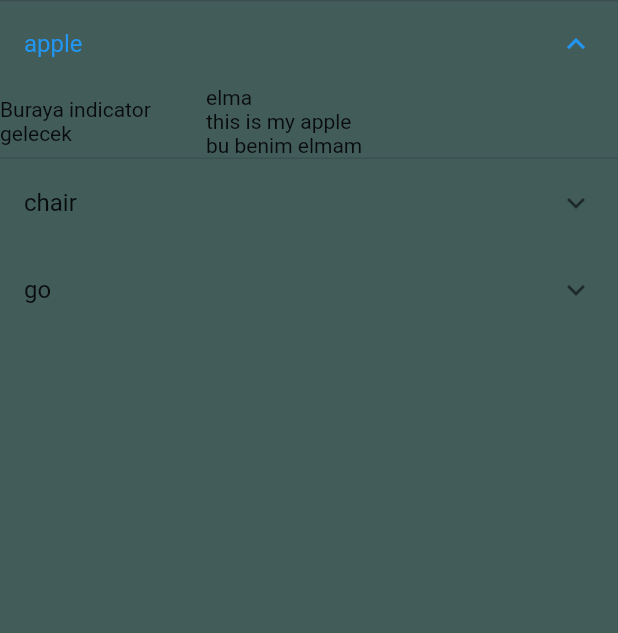
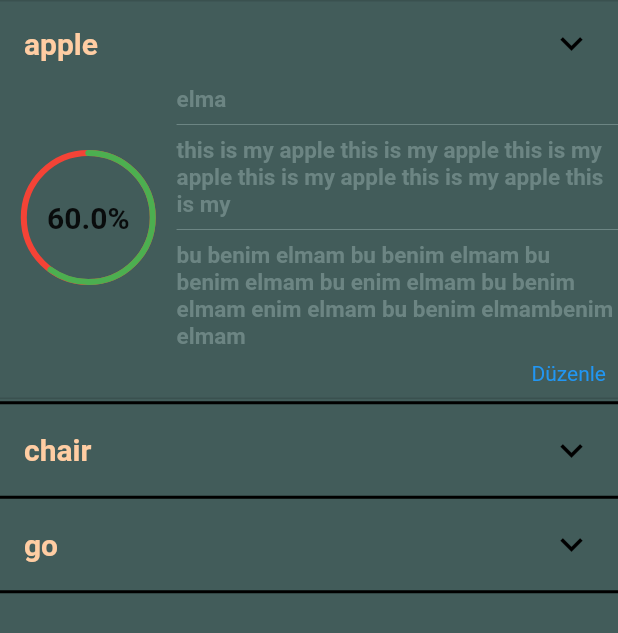
Before and after one commit to YasarKabacali/wordandmemory, a Flutter app: the WordAndSenListPage screen opened directly, after a tap on "apple", on a phone screen of 412 x 824 dp. Shown: the top 633 px of the screen. Run offline on Flutter 3.47's test engine with Material 2 defaults, Android fonts, the phone set to English and light mode, and no system bars; drawn by our look-alikes of percent_indicator; our stand-ins replace font_awesome_flutter, rflutter_alert.

Commit message:
ExpansionTile da eksik olarak duzenle butonu kaldi

```diff
--- /dev/null
+++ b/lib/components/expansionTileCard.dart
@@ -0,0 +1,83 @@
+import 'package:flutter/material.dart';
+import 'package:percent_indicator/percent_indicator.dart';
+import 'package:word_and_memory/constants.dart';
+
+class ExpansionTileCard extends StatelessWidget {
+  final String tr;
+  final String en;
+  final String trSentence;
+  final String enSentence;
+  ExpansionTileCard({this.tr, this.en, this.trSentence, this.enSentence});
+
+  @override
+  Widget build(BuildContext context) {
+    return ExpansionTile(
+      trailing: Icon(
+        Icons.keyboard_arrow_down,
+        color: Colors.black,
+        size: 30.0,
+      ),
+      title: Text(
+        en,
+        style: kListTitleTextStyle,
+      ),
+      children: <Widget>[
+        Row(
+          children: <Widget>[
+            Expanded(
+              flex: 2,
+              child: CircularPercentIndicator(
+                radius: 90.0,
+                lineWidth: 4.0,
+                animation: true,
+                percent: 60 / 100,
+                center: new Text(
+                  "60.0%",
+                  style: new TextStyle(
+                      fontWeight: FontWeight.bold, fontSize: 20.0),
+                ),
+                circularStrokeCap: CircularStrokeCap.round,
+                progressColor: Colors.green,
+                backgroundColor: Colors.red,
+              ),
+            ),
+            Expanded(
+              flex: 5,
+              child: Column(
+                crossAxisAlignment: CrossAxisAlignment.start,
+                mainAxisAlignment: MainAxisAlignment.spaceEvenly,
+                children: <Widget>[
+                  contentCard(tr),
+                  Divider(
+                    color: kExpansionTileContentColor,
+                  ),
+                  contentCard(enSentence),
+                  Divider(
+                    color: kExpansionTileContentColor,
+                  ),
+                  contentCard(trSentence)
+                ],
+              ),
+            ),
+          ],
+        ),
+        Container(
+          padding: EdgeInsets.only(top: 8.0, bottom: 8.0, right: 8.0),
+          child: Row(
+            mainAxisAlignment: MainAxisAlignment.end,
+            children: <Widget>[
+              Text("Düzenle", style: TextStyle(color: Colors.blue)),
+            ],
+          ),
+        ),
+      ],
+    );
+  }
+
+  Text contentCard(String content) {
+    return Text(
+      content,
+      style: kContentTextTextSyle,
+    );
+  }
+}
--- a/lib/constants.dart
+++ b/lib/constants.dart
@@ -3,19 +3,32 @@ import 'package:flutter/material.dart';
 //TextStyles
 const kLoginPageTextStyle = TextStyle(
     color: Color(0xFF6C8583), fontSize: 18.0, fontWeight: FontWeight.bold);
-    const kAddWordPageTextStyle = TextStyle(
-    color: Color(0xFFFFCDA3), fontSize: 18.0, fontWeight: FontWeight.bold,decoration: TextDecoration.underline);
+const kAddWordPageTextStyle = TextStyle(
+    color: Color(0xFFFFCDA3),
+    fontSize: 18.0,
+    fontWeight: FontWeight.bold,
+    decoration: TextDecoration.underline);
 const kJoinNowTextStyle = TextStyle(
     color: Color(0xFFFFCDA3), fontSize: 18.0, fontWeight: FontWeight.bold);
-    const kAlertTitleTextStyle = TextStyle(
+const kAlertTitleTextStyle = TextStyle(
     color: Color(0xFFFFCDA3), fontSize: 18.0, fontWeight: FontWeight.bold);
-    const kMainPageTextStyle=TextStyle(
-    color: Colors.white, fontSize: 18.0, fontWeight: FontWeight.bold);
-    const kSymbolTextStyle =TextStyle(color:Colors.white,fontSize: 18.0,fontWeight: FontWeight.bold,);
+const kMainPageTextStyle =
+    TextStyle(color: Colors.white, fontSize: 18.0, fontWeight: FontWeight.bold);
+const kSymbolTextStyle = TextStyle(
+  color: Colors.white,
+  fontSize: 18.0,
+  fontWeight: FontWeight.bold,
+);
+const kListTitleTextStyle = TextStyle(
+  color: Color(0xFFFFCDA3),
+  fontSize: 20.0,
+  fontWeight: FontWeight.bold,
+);
+const kContentTextTextSyle = TextStyle(
+    color: Color(0xFF6C8583), fontSize: 15.0, fontWeight: FontWeight.bold);
 //BorderSides
-const kCustomTextFieldBorderSide =
-    BorderSide(color: Colors.white);
-const kAlertTextFieldBorderSide =BorderSide(color: kPrimaryColor);
+const kCustomTextFieldBorderSide = BorderSide(color: Colors.white);
+const kAlertTextFieldBorderSide = BorderSide(color: kPrimaryColor);
 //SizedBoxes
 const kSizedBoxTwenty = SizedBox(
   height: 20.0,
@@ -29,8 +42,9 @@ const kSizedBoxThirty = SizedBox(
 //Colors
 //Transparency percentages
 const kIconColor = Color(0xFFFFCDA3);
-const kButtonColor =Color(0xFFFFCDA3);
-const kMainPageScaffoldColor=Color(0xE6425C5A);
-const kReusableCardColor=Color(0xFF425C5A);
-const kScaffoldBackgroundColor =  Color(0xFF425C5A);
-const kPrimaryColor =Color(0xFFFFCDA3);
+const kButtonColor = Color(0xFFFFCDA3);
+const kMainPageScaffoldColor = Color(0xE6425C5A);
+const kReusableCardColor = Color(0xFF425C5A);
+const kScaffoldBackgroundColor = Color(0xFF425C5A);
+const kPrimaryColor = Color(0xFFFFCDA3);
+const kExpansionTileContentColor = Color(0xFF6C8583);
--- a/lib/main.dart
+++ b/lib/main.dart
@@ -1,7 +1,6 @@
 import 'package:flutter/material.dart';
 import 'package:word_and_memory/constants.dart';
 import 'package:word_and_memory/screens/login_page.dart';
-import 'package:word_and_memory/screens/word_and_sen_list_page.dart';
 
 void main() => runApp(MyApp());
 
--- a/lib/model/word.dart
+++ b/lib/model/word.dart
@@ -1,7 +1,7 @@
 class Word{
 
-  String tr, en, sentenceEn, sentenceTr;
+  String tr, en, enSentence, trSentence;
 
-  Word(this.tr,this.en,this.sentenceTr,this.sentenceEn);
+  Word(this.tr,this.en,this.trSentence,this.enSentence);
 
 }
--- a/lib/screens/add_word_page.dart
+++ b/lib/screens/add_word_page.dart
@@ -5,7 +5,7 @@ import 'package:word_and_memory/components/symbolTextField.dart';
 import 'package:word_and_memory/constants.dart';
 import 'package:rflutter_alert/rflutter_alert.dart';
 
-//TODO alert text alanında harf kısıtlaması olacak mı ?
+
 class AddWordPage extends StatefulWidget {
   @override
   _AddWordPageState createState() => _AddWordPageState();
@@ -63,6 +63,7 @@ class _AddWordPageState extends State<AddWordPage> {
           children: <Widget>[
             Row(
               children: <Widget>[
+                //Text alanında harf sayisinda kisitlamasi olacak mi
                 Expanded(
                   flex: 1,
                   child: SymbolTextField(
--- a/lib/screens/word_and_sen_list_page.dart
+++ b/lib/screens/word_and_sen_list_page.dart
@@ -1,7 +1,7 @@
 import 'package:flutter/material.dart';
+import 'package:word_and_memory/components/expansionTileCard.dart';
 import 'package:word_and_memory/model/word.dart';
 
-//TODO percent_indicator paketi ile yuzde dilimi gosterilecek.
 class WordAndSenListPage extends StatefulWidget {
   @override
   _WordAndSenListPageState createState() => _WordAndSenListPageState();
@@ -9,7 +9,7 @@ class WordAndSenListPage extends StatefulWidget {
 
 class _WordAndSenListPageState extends State<WordAndSenListPage> {
   List<Word> words = [
-    Word("elma", "apple", "bu benim elmam", "this is my apple"),
+    Word("elma", "apple", "bu benim elmam bu benim elmam bu benim elmam bu enim elmam bu benim elmam enim elmam bu benim elmambenim elmam", "this is my apple this is my apple this is my apple this is my apple this is my apple this is my "),
     Word("sandalye", "chair", "sandalyede oturuyorum",
         "Im sitting on the chair"),
     Word("gitmek", "go", "okula gideceğim", "Im gonna go to the school."),
@@ -21,27 +21,17 @@ class _WordAndSenListPageState extends State<WordAndSenListPage> {
       body: new ListView.builder(
           itemCount: words.length,
           itemBuilder: (BuildContext ctxt, int index) {
-            return ExpansionTile(
-              title: Text(words[index].en),
+            return Column(
               children: <Widget>[
-                Row(
-                  children: <Widget>[
-                    Expanded(
-                      flex: 2,
-                      child: Text("Buraya indicator gelecek"),
-                    ),
-                    Expanded(
-                      flex: 4,
-                      child: Column(
-                        crossAxisAlignment: CrossAxisAlignment.start,
-                        children: <Widget>[
-                          Text(words[index].tr),
-                          Text(words[index].sentenceEn),
-                          Text(words[index].sentenceTr),
-                        ],
-                      ),
-                    )
-                  ],
+                ExpansionTileCard(
+                    tr: words[index].tr,
+                    en: words[index].en,
+                    trSentence: words[index].trSentence,
+                    enSentence: words[index].enSentence),
+                Divider(
+                  height: 5.0,
+                  color: Colors.black,
+                  thickness: 2.0,
                 ),
               ],
             );
--- a/pubspec.yaml
+++ b/pubspec.yaml
@@ -12,6 +12,7 @@ dependencies:
     sdk: flutter
   font_awesome_flutter: ^8.7.0
   rflutter_alert: ^1.0.3
+  percent_indicator: ^2.1.1+1
 
 
   cupertino_icons: ^0.1.2
```
Also changed, not shown: pubspec.lock.
